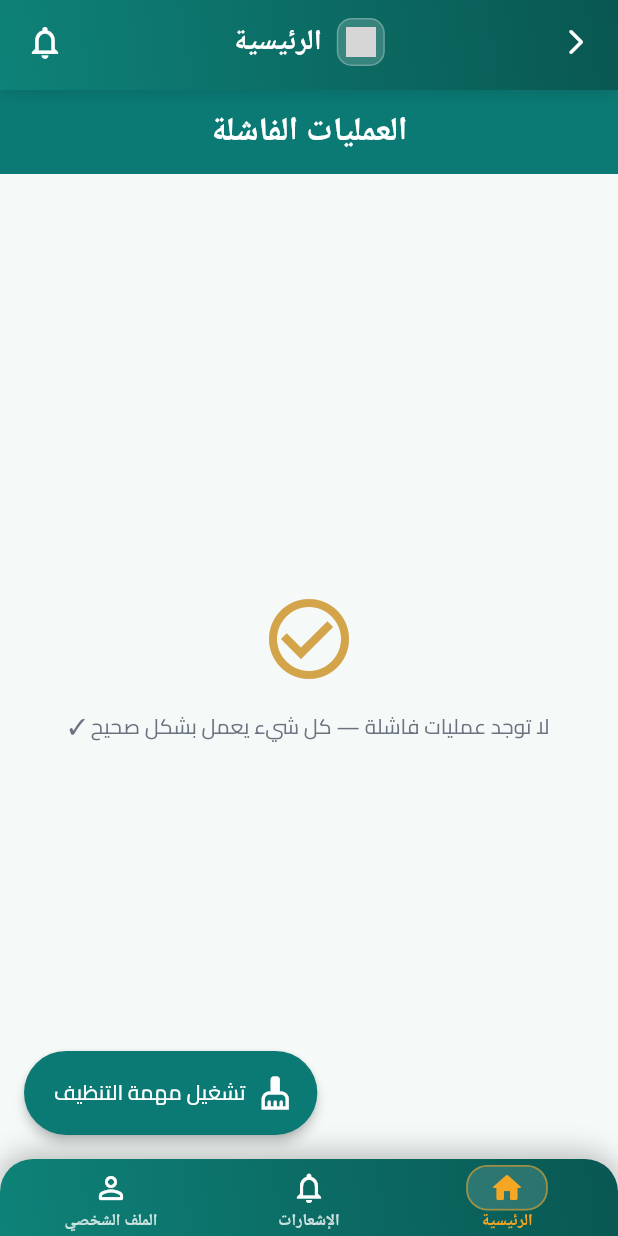
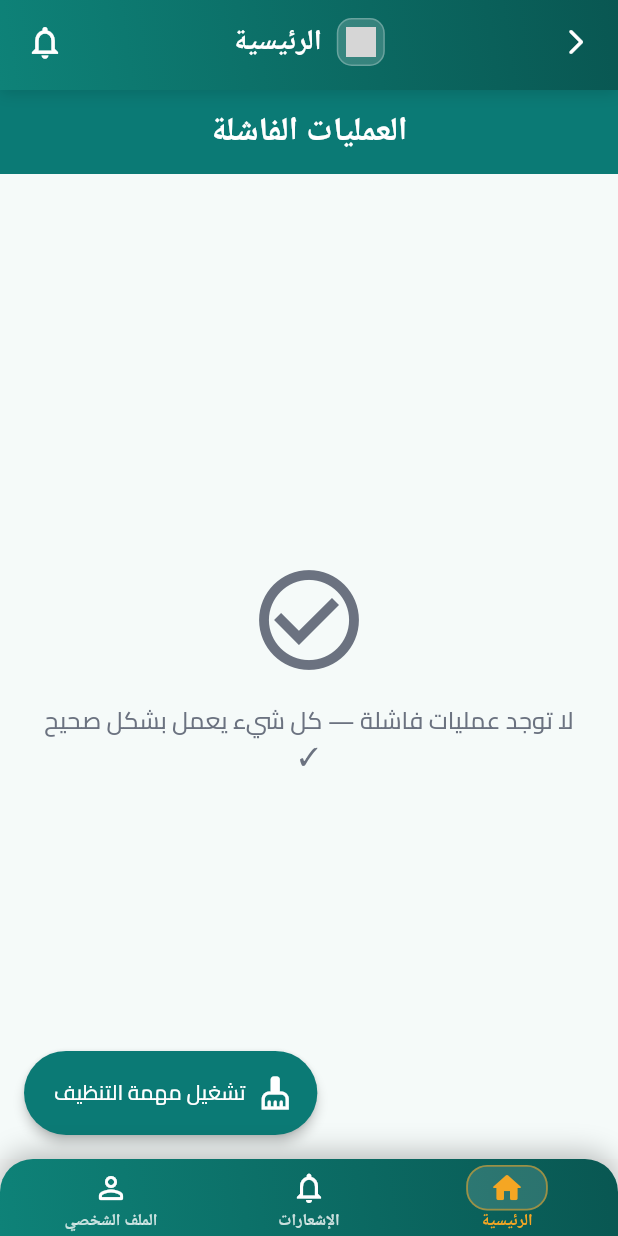
Before and after one commit to abubakr88/Mohaffez_app, a Flutter app: the AdminFailedOperationsScreen screen opened by its route, on a phone screen of 412 x 824 dp. Run offline on Flutter 3.47's test engine with Material 3 defaults, Android fonts, the phone set to English and light mode, and no system bars; our stand-ins replace cached_network_image, cloud_firestore, cloud_functions, connectivity_plus, firebase_auth, firebase_core and 20 more; missing offline and left inert: firebase_app_check, flutter_google_maps_webservices; accounts and stored records are empty; generated files the repository leaves out were written again; statements that could not run were skipped; grey boxes are pictures that could not be loaded.

Commit message:
update admin screen UI and UX

```diff
--- a/lib/screens/admin_failed_operations_screen.dart
+++ b/lib/screens/admin_failed_operations_screen.dart
@@ -4,6 +4,7 @@ import 'package:flutter_riverpod/flutter_riverpod.dart';
 import '../providers/admin_provider.dart';
 import '../shared/theme/app_theme_constants.dart';
 import '../shared/widgets/admin_app_bar.dart';
+import '../shared/widgets/admin_empty_state.dart';
 import '../utils/arabic_labels.dart';
 
 class AdminFailedOperationsScreen extends ConsumerStatefulWidget {
@@ -116,22 +117,9 @@ class _AdminFailedOperationsScreenState
           data: (list) {
             // WHY: Explicit success state helps admins confirm queue is healthy.
             if (list.isEmpty) {
-              return const Center(
-                child: Column(
-                  mainAxisSize: MainAxisSize.min,
-                  children: [
-                    Icon(
-                      Icons.check_circle_outline,
-                      size: 64,
-                      color: AppThemeConstants.accentGreen,
-                    ),
-                    SizedBox(height: AppThemeConstants.spaceMd),
-                    Text(
-                      ArabicLabels.noFailedOperations,
-                      style: TextStyle(color: AppThemeConstants.textSecondary),
-                    ),
-                  ],
-                ),
+              return const AdminEmptyState(
+                icon: Icons.check_circle_outline,
+                message: ArabicLabels.noFailedOperations,
               );
             }
 
--- a/lib/screens/admin_system_settings_screen.dart
+++ b/lib/screens/admin_system_settings_screen.dart
@@ -83,6 +83,7 @@ class _AdminSystemSettingsScreenState
         appBar: AdminAppBar(
           title: ArabicLabels.systemSettings,
           bottom: TabBar(
+            isScrollable: true,
             controller: _tabController,
             tabs: const [
               Tab(text: ArabicLabels.paymentSettings),
--- a/lib/screens/admin_teacher_commissions_screen.dart
+++ b/lib/screens/admin_teacher_commissions_screen.dart
@@ -8,6 +8,7 @@ import '../providers/admin_provider.dart';
 import '../services/direct_payment_service.dart';
 import '../shared/theme/app_theme_constants.dart';
 import '../shared/widgets/admin_app_bar.dart';
+import '../shared/widgets/admin_empty_state.dart';
 
 class AdminTeacherCommissionsScreen extends ConsumerStatefulWidget {
   const AdminTeacherCommissionsScreen({super.key});
@@ -80,8 +81,9 @@ class _AdminTeacherCommissionsScreenState
             }
             final list = snap.data!;
             if (list.isEmpty) {
-              return const Center(
-                child: Text('لا توجد عمولات بعد'),
+              return const AdminEmptyState(
+                icon: Icons.payments_outlined,
+                message: 'لا توجد عمولات بعد',
               );
             }
 
--- a/lib/screens/commission_dashboard_screen.dart
+++ b/lib/screens/commission_dashboard_screen.dart
@@ -8,6 +8,7 @@ import '../providers/system_config_provider.dart';
 import '../services/direct_payment_service.dart';
 import '../shared/theme/app_theme_constants.dart';
 import '../shared/widgets/admin_app_bar.dart';
+import '../shared/widgets/admin_empty_state.dart';
 
 class CommissionDashboardScreen extends ConsumerStatefulWidget {
   const CommissionDashboardScreen({super.key});
@@ -102,8 +103,9 @@ class _CommissionDashboardScreenState
             }
             final list = snap.data!;
             if (list.isEmpty) {
-              return const Center(
-                child: Text('لا توجد عمولات بعد'),
+              return const AdminEmptyState(
+                icon: Icons.payments_outlined,
+                message: 'لا توجد عمولات بعد',
               );
             }
 
--- /dev/null
+++ b/lib/shared/widgets/admin_empty_state.dart
@@ -0,0 +1,58 @@
+import 'package:flutter/material.dart';
+import '../theme/app_theme_constants.dart';
+
+/// Consistent empty state widget for admin list screens.
+///
+/// Shows a large icon, a message, and an optional subtitle.
+class AdminEmptyState extends StatelessWidget {
+  final IconData icon;
+  final String message;
+  final String? subtitle;
+
+  const AdminEmptyState({
+    super.key,
+    required this.icon,
+    required this.message,
+    this.subtitle,
+  });
+
+  @override
+  Widget build(BuildContext context) {
+    return Center(
+      child: Padding(
+        padding: const EdgeInsets.all(AppThemeConstants.spaceLg),
+        child: Column(
+          mainAxisAlignment: MainAxisAlignment.center,
+          children: [
+            Icon(
+              icon,
+              size: AppThemeConstants.icon3xl,
+              color: AppThemeConstants.textSecondary,
+            ),
+            const SizedBox(height: AppThemeConstants.spaceMd),
+            Text(
+              message,
+              style: const TextStyle(
+                color: AppThemeConstants.textSecondary,
+                fontSize: 16,
+                fontWeight: FontWeight.w500,
+              ),
+              textAlign: TextAlign.center,
+            ),
+            if (subtitle != null) ...[
+              const SizedBox(height: AppThemeConstants.spaceSm),
+              Text(
+                subtitle!,
+                style: const TextStyle(
+                  color: AppThemeConstants.textMuted,
+                  fontSize: 13,
+                ),
+                textAlign: TextAlign.center,
+              ),
+            ],
+          ],
+        ),
+      ),
+    );
+  }
+}
```
Also changed, not shown: lib/screens/admin_audit_log_screen.dart (+4 -19 lines), lib/screens/admin_credentials_screen.dart (+5 -2 lines), lib/screens/admin_payment_events_screen.dart (+4 -16 lines), lib/screens/admin_promo_codes_screen.dart (+7 -1 lines), lib/screens/admin_slot_locks_screen.dart (+7 -1 lines), lib/screens/admin_user_detail_screen.dart (+8 -1 lines), lib/screens/admin_wallet_settings_screen.dart (+30 -5 lines).
